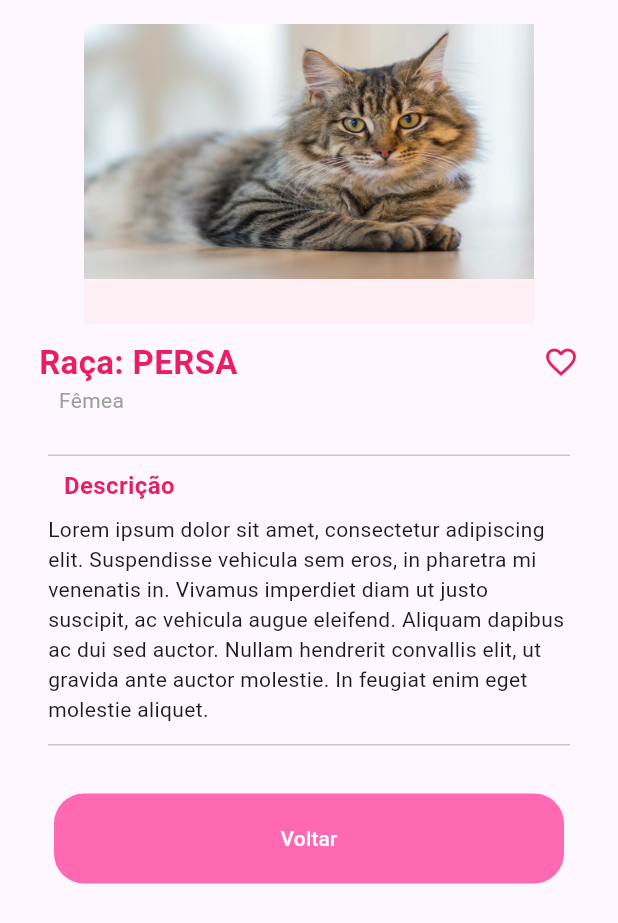
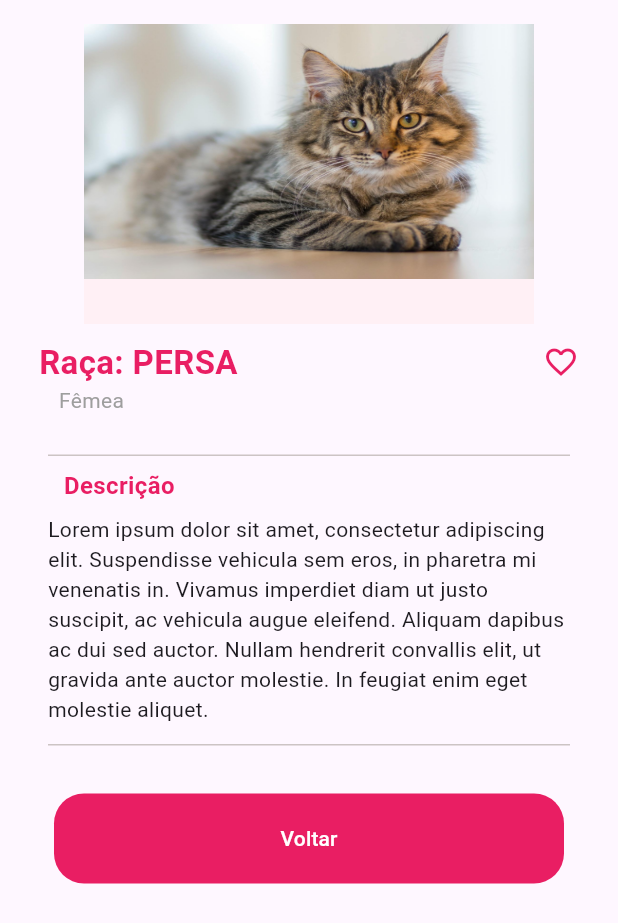
Before and after one commit to JoaoPauloColombo/Pet-Adopt, a Flutter app: the CardDetalhePet screen opened directly with sample values from the repository, on a phone screen of 412 x 824 dp. Shown: the top 923 px of the screen. Run offline on Flutter 3.47's test engine with Material 3 defaults, Android fonts, the phone set to English and light mode, and no system bars.

Commit message:
Update card_detalhe_pet.dart

```diff
--- a/lib/View/card_detalhe_pet.dart
+++ b/lib/View/card_detalhe_pet.dart
@@ -105,10 +105,10 @@ class CardDetalhePet extends StatelessWidget {
                       height: 60,
                       decoration: BoxDecoration(
                           borderRadius: BorderRadius.circular(20),
-                          color: const Color.fromARGB(255, 255, 105, 180)), // Nova cor de fundo
+                          color: Colors.pink), // Nova cor de fundo
                       child: TextButton(
                         style: ButtonStyle(
-                          foregroundColor: MaterialStateProperty.all<Color>(
+                          foregroundColor: WidgetStatePropertyAll<Color>(
                               const Color.fromARGB(255, 255, 255, 255)), // Cor do texto do botão
                         ),
                         onPressed: () {
```
